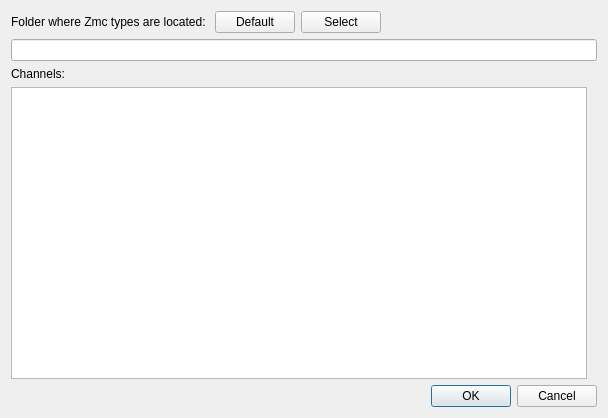
Old version of the form plotjuggler_plugins/DataLoadZcm/dataload_zcm.ui in the repository yuanzhongqiao/PlotJuggler.
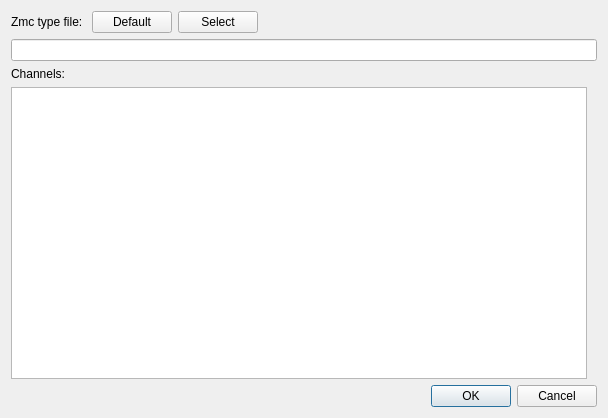
New version of the form.

Commit message: ZCM works, with single type file

```diff
--- a/plotjuggler_plugins/DataLoadZcm/dataload_zcm.ui
+++ b/plotjuggler_plugins/DataLoadZcm/dataload_zcm.ui
@@ -19,7 +19,7 @@
      <item>
       <widget class="QLabel" name="label">
        <property name="text">
-        <string>Folder where Zmc types are located: </string>
+        <string>Zmc type file: </string>
        </property>
       </widget>
      </item>
```
The commit also changes 3 other files.
